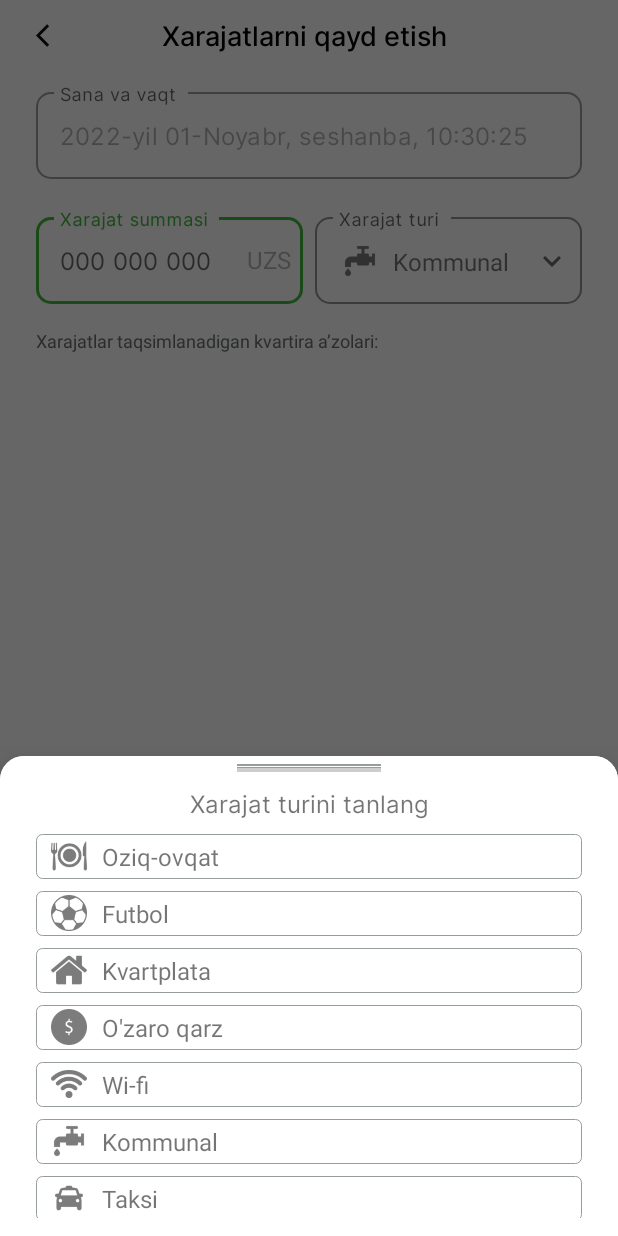
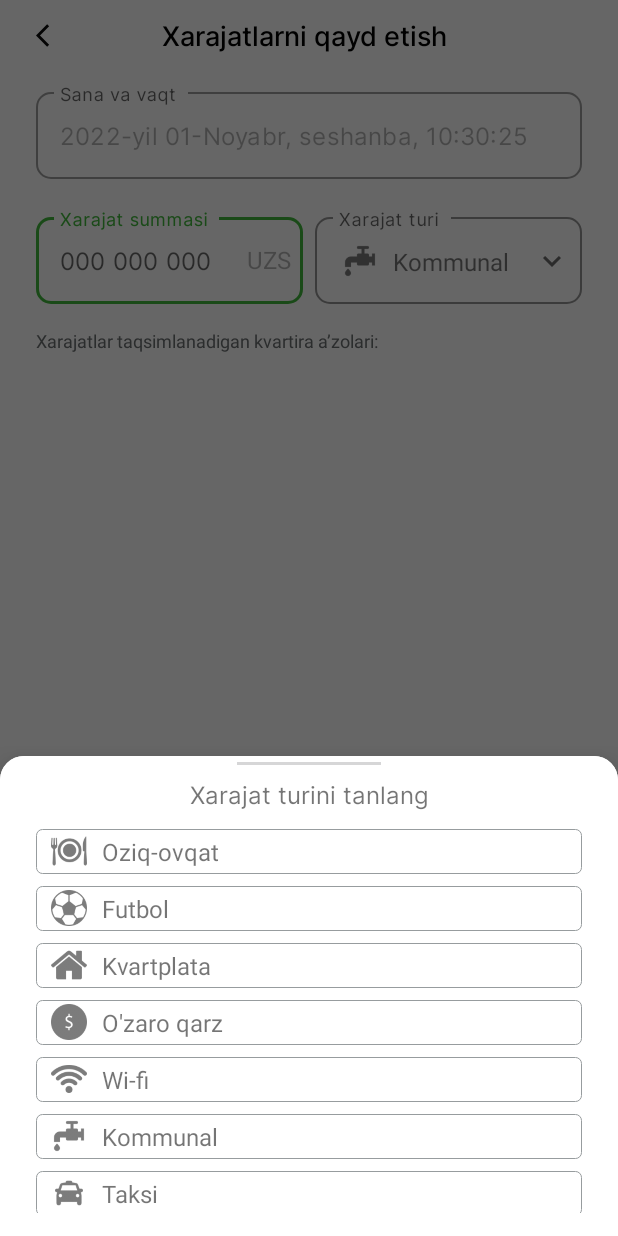
Before and after one commit to DoniyorjonTurgunboyev/Kvart-App, an Android app: the CostActivity screen opened directly, with no data from a screen before it, after a tap on "Kommunal", on a phone screen of 412 x 824 dp. Run offline under Robolectric (Android 15) with nearby library versions, the light colour scheme and no system bars; our stand-ins replace CircleImageView, Firebase (no records; nobody signed in at launch, a user with empty details on screens opened directly); 2 statements that could not run were skipped.

Commit message:
Change design

```diff
--- a/app/src/main/java/uz/gita/kvartarena/ui/activities/ApartmentActivity.kt
+++ b/app/src/main/java/uz/gita/kvartarena/ui/activities/ApartmentActivity.kt
@@ -4,7 +4,6 @@ import android.app.ProgressDialog
 import android.content.Intent
 import android.os.Bundle
 import android.view.View
-import android.widget.Toast
 import androidx.appcompat.app.AppCompatActivity
 import androidx.recyclerview.widget.LinearLayoutManager
 import androidx.transition.AutoTransition
@@ -93,8 +92,7 @@ class ApartmentActivity : AppCompatActivity() {
             binding.rvUser.layoutManager = LinearLayoutManager(this)
             adapterUser = GenerateUserAdapter()
             adapterUser.setSmooth {
-                Toast.makeText(this, "$it", Toast.LENGTH_SHORT).show()
-                binding.rvUser.smoothScrollToPosition(adapterUser.currentList.size-1)
+                binding.rvUser.smoothScrollToPosition(adapterUser.currentList.size - 1)
             }
             adapterUser.setListener { uid ->
                 progressDialog.setTitle("Ma'lumotlar yuklanmoqda....")
--- a/app/src/main/java/uz/gita/kvartarena/ui/activities/UserProfileActivity.kt
+++ b/app/src/main/java/uz/gita/kvartarena/ui/activities/UserProfileActivity.kt
@@ -80,7 +80,7 @@ class UserProfileActivity : AppCompatActivity() {
         }
         binding.address.addTextChangedListener {
             changeAddress = App.user.address2?.replace("/", "\n") != it.toString()
-            user.address2 = it.toString().replace("\n", "/")
+            user.address2 = it.toString().replace(",\n", "/")
             checkSave()
         }
         binding.circleImageView.setOnClickListener {
--- a/app/src/main/res/drawable/excel_back.xml
+++ b/app/src/main/res/drawable/excel_back.xml
@@ -1,6 +1,6 @@
 <vector xmlns:android="http://schemas.android.com/apk/res/android"
     android:width="311dp"
-    android:height="60dp"
+    android:height="120dp"
     android:viewportWidth="311"
     android:viewportHeight="30">
 
--- a/app/src/main/res/layout/activity_apartment.xml
+++ b/app/src/main/res/layout/activity_apartment.xml
@@ -192,6 +192,7 @@
                     </LinearLayout>
 
                     <androidx.recyclerview.widget.RecyclerView
+                        android:layout_marginHorizontal="8dp"
                         android:id="@+id/rvUser"
                         android:layout_width="match_parent"
                         android:layout_height="wrap_content"
--- a/app/src/main/res/layout/activity_cost.xml
+++ b/app/src/main/res/layout/activity_cost.xml
@@ -194,10 +194,10 @@
             android:textSize="16dp" />
 
         <ImageView
-            android:layout_marginEnd="8dp"
-            android:layout_gravity="center"
             android:layout_width="wrap_content"
             android:layout_height="wrap_content"
+            android:layout_gravity="center"
+            android:layout_marginEnd="8dp"
             android:src="@drawable/ic_more" />
     </LinearLayout>
 
@@ -240,15 +240,15 @@
         app:layout_constraintTop_toBottomOf="@+id/rv" />
 
     <RelativeLayout
-        android:visibility="invisible"
         android:id="@+id/saqla"
         android:layout_width="match_parent"
         android:layout_height="wrap_content"
         android:layout_marginHorizontal="24dp"
         android:layout_marginTop="16dp"
         android:layout_marginBottom="24dp"
-        android:background="@drawable/controls_bu"
+        android:background="@drawable/login_back"
         android:clickable="false"
+        android:visibility="visible"
         app:layout_constraintBottom_toBottomOf="parent"
         app:layout_constraintEnd_toEndOf="parent"
         app:layout_constraintStart_toStartOf="parent">
@@ -264,7 +264,7 @@
                 android:layout_width="wrap_content"
                 android:layout_height="wrap_content"
                 android:gravity="center_horizontal|center_vertical"
-                android:src="@drawable/ic_save" />
+                android:src="@drawable/ic_save2" />
 
             <Space
                 android:layout_width="8dp"
@@ -277,7 +277,7 @@
                 android:fontFamily="@font/inter_regular"
                 android:text="@string/saqlash"
                 android:textAppearance="@style/text"
-                android:textColor="@color/white" />
+                android:textColor="@color/seriy" />
         </LinearLayout>
 
     </RelativeLayout>
--- a/app/src/main/res/layout/bottomsheetdialog.xml
+++ b/app/src/main/res/layout/bottomsheetdialog.xml
@@ -9,11 +9,11 @@
 
     <ImageView
         android:id="@+id/imageView2"
-        android:layout_width="wrap_content"
-        android:layout_height="wrap_content"
+        android:layout_width="128dp"
+        android:layout_height="2dp"
         android:layout_marginTop="4dp"
         android:scaleType="center"
-        android:src="@drawable/ic_line"
+        android:src="@drawable/line"
         app:layout_constraintEnd_toEndOf="parent"
         app:layout_constraintStart_toStartOf="parent"
         app:layout_constraintTop_toTopOf="parent" />
```
Also changed, not shown: app/src/main/java/uz/gita/kvartarena/ui/activities/CostActivity.kt (+12 -12 lines), app/src/main/res/layout/generate_user_item.xml (+37 -7 lines).
